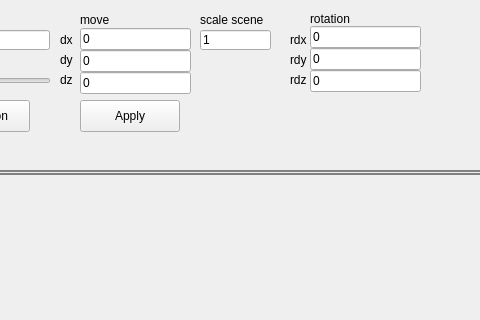
IPacificOcean/3dViewer_academic_project, file src/qt/3DViewer/mainwindow.ui: the form before one commit; both pictures show x 480 to 960 and y 0 to 320 of the 1200 by 1000 pixel window.
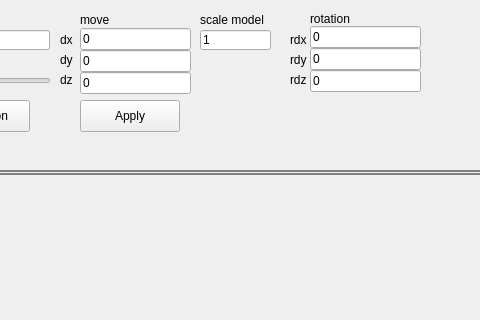
The form after the commit. Custom widgets are drawn as their Qt base class.

What changed in the file:
```diff
--- a/src/qt/3DViewer/mainwindow.ui
+++ b/src/qt/3DViewer/mainwindow.ui
@@ -235,7 +235,7 @@
      </rect>
     </property>
     <property name="text">
-     <string>scale scene</string>
+     <string>scale model</string>
     </property>
    </widget>
    <widget class="QLabel" name="dy_label_2">
@@ -345,7 +345,7 @@
      <string>adaptation</string>
     </property>
    </widget>
-   <widget class="QWidget" name="">
+   <widget class="QWidget" name="layoutWidget">
     <property name="geometry">
      <rect>
       <x>560</x>
```
